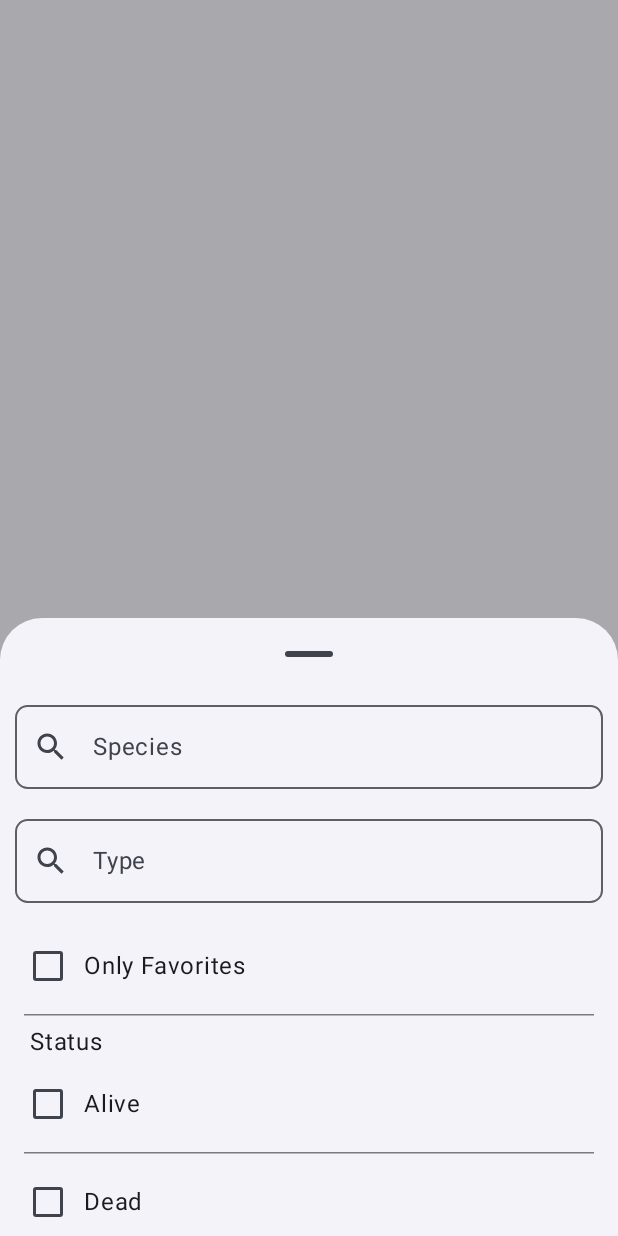
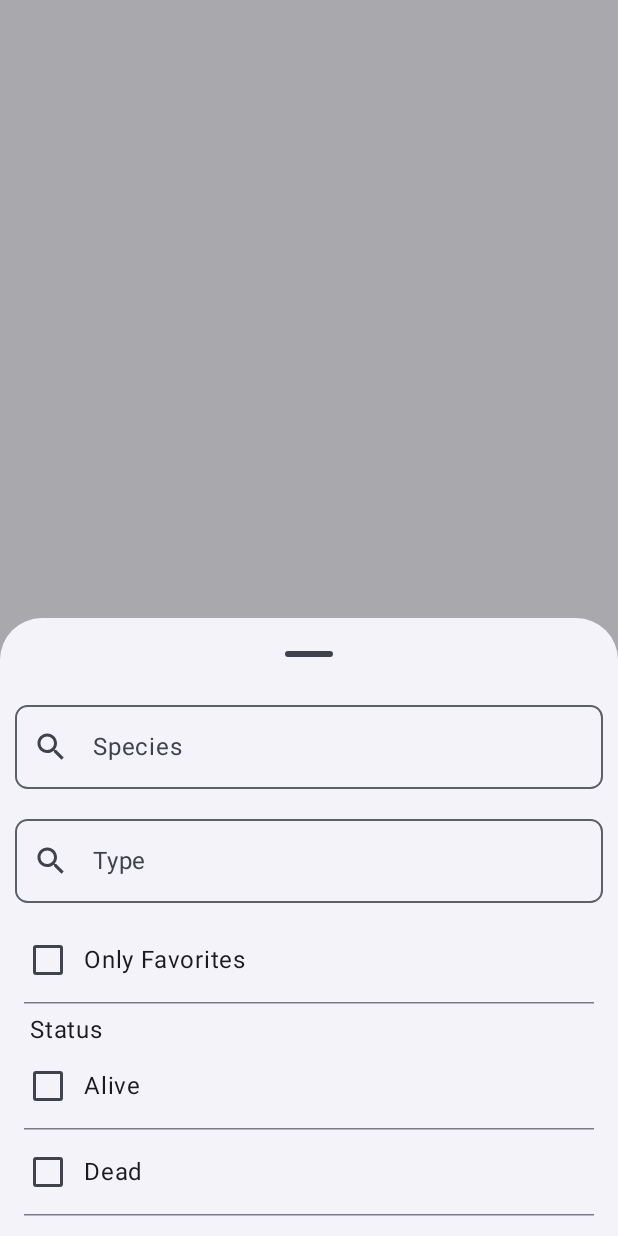
Before and after one commit to ardacey/Rick-and-Morty-App, an Android app built with Jetpack Compose: the composable CharacterBottomSheet shown on its own in the app's theme, on a phone screen of 412 x 824 dp. Run offline under Robolectric (Android 15) with nearby library versions, the phone set to English and light mode, and no system bars; 1 statement that could not run was skipped.

Commit message:
Bottom Sheet Fix

```diff
--- a/app/src/main/java/com/example/rickandmorty/components/main_screen_ui/bottom_sheet_ui/CharacterBottomSheet.kt
+++ b/app/src/main/java/com/example/rickandmorty/components/main_screen_ui/bottom_sheet_ui/CharacterBottomSheet.kt
@@ -81,7 +81,7 @@ fun CharacterBottomSheet(onDismissRequest: () -> Unit, viewModel: CharacterViewM
                 }
             )
 
-            Spacer(modifier = Modifier.height(16.dp))
+            Spacer(modifier = Modifier.height(8.dp))
 
             Text(
                 text = "Gender",
--- a/app/src/main/java/com/example/rickandmorty/components/main_screen_ui/bottom_sheet_ui/FilterCheckbox.kt
+++ b/app/src/main/java/com/example/rickandmorty/components/main_screen_ui/bottom_sheet_ui/FilterCheckbox.kt
@@ -19,7 +19,7 @@ fun FilterCheckbox(
 ) {
     Row(
         verticalAlignment = Alignment.CenterVertically,
-        modifier = Modifier.padding(8.dp)
+        modifier = Modifier.padding(horizontal = 8.dp, vertical = 4.dp)
     ) {
         Checkbox(
             checked = isSelected,
```
